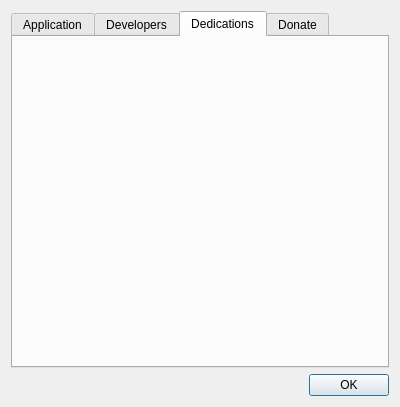
Qt form ui/aboutwindow.ui (WST/acid-pc) before a commit.
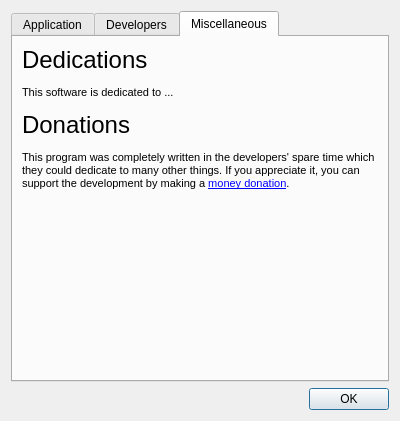
The same form after that commit. The open tabs and pages were chosen to show the change. Icons and pictures are not drawn.

The edit to the form file:
```diff
--- a/ui/aboutwindow.ui
+++ b/ui/aboutwindow.ui
@@ -10,7 +10,7 @@
     <x>0</x>
     <y>0</y>
     <width>400</width>
-    <height>407</height>
+    <height>421</height>
    </rect>
   </property>
   <property name="sizePolicy">
@@ -105,13 +105,30 @@
      </widget>
      <widget class="QWidget" name="tab_6">
       <attribute name="title">
-       <string>Dedications</string>
+       <string>Miscellaneous</string>
       </attribute>
-     </widget>
-     <widget class="QWidget" name="tab_3">
-      <attribute name="title">
-       <string>Donate</string>
-      </attribute>
+      <layout class="QVBoxLayout" name="verticalLayout_3">
+       <item>
+        <widget class="QLabel" name="label_3">
+         <property name="text">
+          <string>&lt;!DOCTYPE HTML PUBLIC &quot;-//W3C//DTD HTML 4.0//EN&quot; &quot;http://www.w3.org/TR/REC-html40/strict.dtd&quot;&gt;
+&lt;html&gt;&lt;head&gt;&lt;meta name=&quot;qrichtext&quot; content=&quot;1&quot; /&gt;&lt;style type=&quot;text/css&quot;&gt;
+p, li { white-space: pre-wrap; }
+&lt;/style&gt;&lt;/head&gt;&lt;body style=&quot; font-family:'MS Shell Dlg 2'; font-size:8.25pt; font-weight:400; font-style:normal;&quot;&gt;
+&lt;p style=&quot; margin-top:12px; margin-bottom:12px; margin-left:0px; margin-right:0px; -qt-block-indent:0; text-indent:0px;&quot;&gt;&lt;span style=&quot; font-size:18pt;&quot;&gt;Dedications&lt;/span&gt;&lt;/p&gt;
+&lt;p style=&quot; margin-top:12px; margin-bottom:12px; margin-left:0px; margin-right:0px; -qt-block-indent:0; text-indent:0px;&quot;&gt;&lt;span style=&quot; font-size:8pt;&quot;&gt;This software is dedicated to ...&lt;/span&gt;&lt;/p&gt;
+&lt;p style=&quot; margin-top:12px; margin-bottom:12px; margin-left:0px; margin-right:0px; -qt-block-indent:0; text-indent:0px;&quot;&gt;&lt;span style=&quot; font-size:18pt;&quot;&gt;Donations&lt;/span&gt;&lt;/p&gt;
+&lt;p style=&quot; margin-top:12px; margin-bottom:12px; margin-left:0px; margin-right:0px; -qt-block-indent:0; text-indent:0px;&quot;&gt;&lt;span style=&quot; font-size:8pt;&quot;&gt;This program was completely written in the developers' spare time which they could dedicate to many other things. If you appreciate it, you can support the development by making a &lt;/span&gt;&lt;a href=&quot;http://acid.jsmart.web.id/donate&quot;&gt;&lt;span style=&quot; text-decoration: underline; color:#0000ff;&quot;&gt;money donation&lt;/span&gt;&lt;/a&gt;&lt;span style=&quot; font-size:8pt;&quot;&gt;.&lt;/span&gt;&lt;/p&gt;&lt;/body&gt;&lt;/html&gt;</string>
+         </property>
+         <property name="alignment">
+          <set>Qt::AlignLeading|Qt::AlignLeft|Qt::AlignTop</set>
+         </property>
+         <property name="wordWrap">
+          <bool>true</bool>
+         </property>
+        </widget>
+       </item>
+      </layout>
      </widget>
     </widget>
    </item>
```
Left out of the diff: 6 changed lines with no effect on the pictures.
